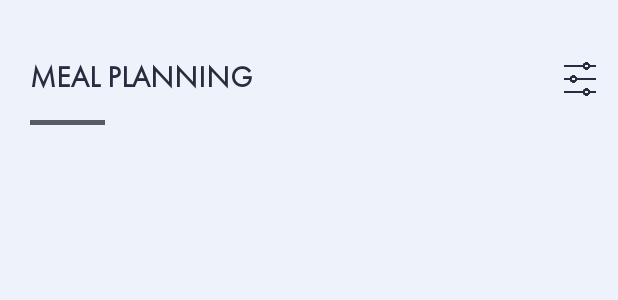
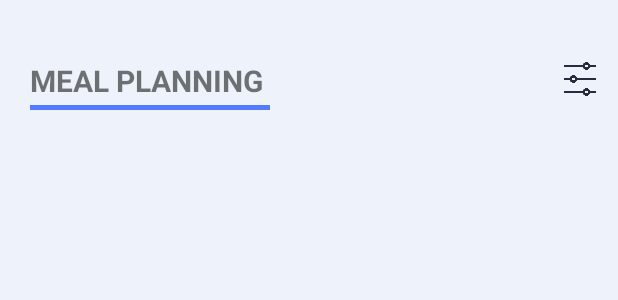
Before and after one commit to nvthblake/SmartFridge, an Android app: the layout fragment_recipe.xml on its own in the app's theme, with its tools: preview values and no code run, on a phone screen of 412 x 824 dp. Shown: the top 300 px of the screen. Run offline under Robolectric (Android 15) with nearby library versions, the phone set to English and light mode, and no system bars.

```diff
--- a/SmartFridge/app/src/main/res/layout/fragment_recipe.xml
+++ b/SmartFridge/app/src/main/res/layout/fragment_recipe.xml
@@ -34,17 +34,15 @@
             android:text="@string/meal_planning"
             android:textSize="20sp"
             android:textStyle="bold"
-            tools:ignore="MissingConstraints"
-            android:fontFamily="@font/futura"
-            android:textColor="@color/colorBlack"/>
+            tools:ignore="MissingConstraints" />
 
         <!--   Line     -->
         <View
-            android:layout_width="50dp"
+            android:layout_width="160dp"
             android:layout_height="3dp"
             android:layout_marginLeft="20dp"
-            android:layout_marginTop="60dp"
-            android:background="@color/colorGrey"
+            android:layout_marginTop="50dp"
+            android:background="@color/colorPrimary"
             android:layout_marginStart="20dp" />
 
 
--- a/SmartFridge/app/src/main/res/navigation/main_nav.xml
+++ b/SmartFridge/app/src/main/res/navigation/main_nav.xml
@@ -3,7 +3,7 @@
     xmlns:app="http://schemas.android.com/apk/res-auto"
     xmlns:tools="http://schemas.android.com/tools"
     android:id="@+id/main_nav"
-    app:startDestination="@id/ingredientFragment">
+    app:startDestination="@id/profileFragment">
     <fragment
         android:id="@+id/ingredientFragment"
         android:name="com.example.smartfridge.IngredientFragment"
--- a/SmartFridge/app/src/main/res/values/colors.xml
+++ b/SmartFridge/app/src/main/res/values/colors.xml
@@ -8,7 +8,7 @@
     <color name="colorSecondary">#7a9aff</color>
 
     <!--  super light blue  -->
-    <color name="colorThird">#eef3fb</color>
+    <color name="colorThird">#7CFC00</color>
 
     <!--  light blue grey for background  -->
     <color name="colorBackground">#eef3fb</color>
```
Also changed, not shown: SmartFridge/app/src/main/java/com/example/smartfridge/IngredientFragment.java (+42 -0 lines), SmartFridge/app/src/main/res/drawable/roundedselect.xml (added, +9 -0 lines).
